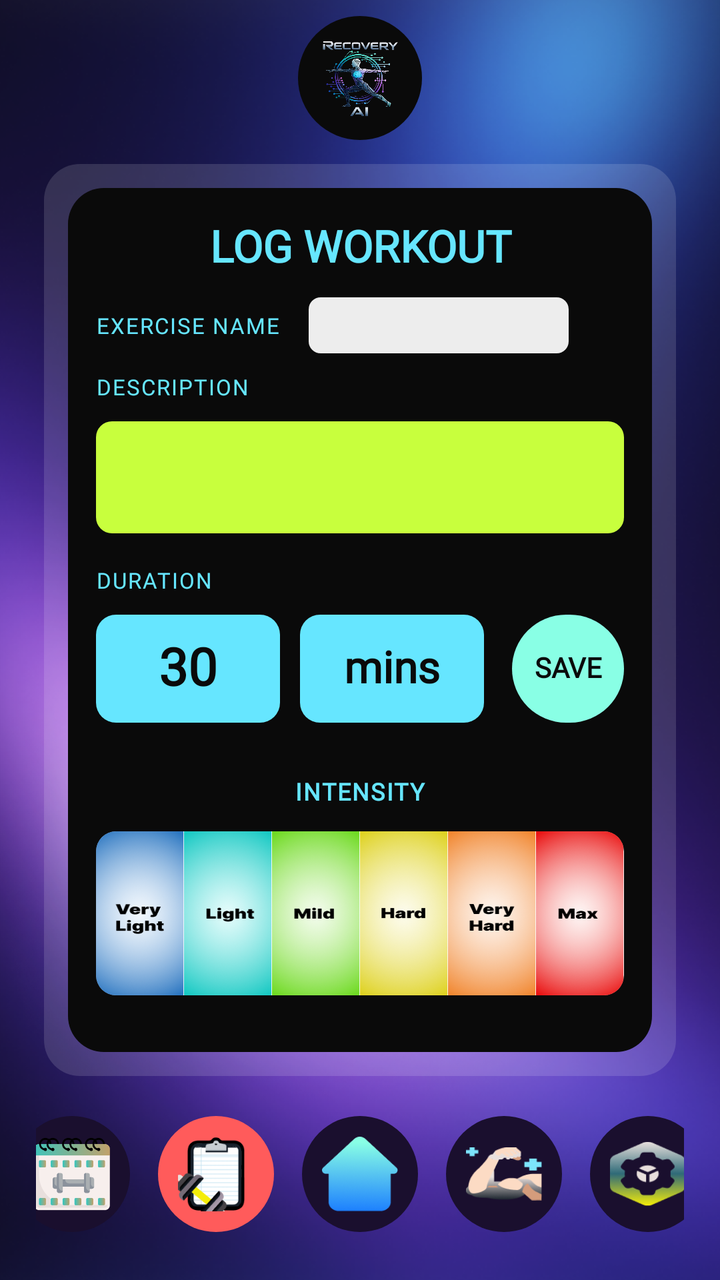
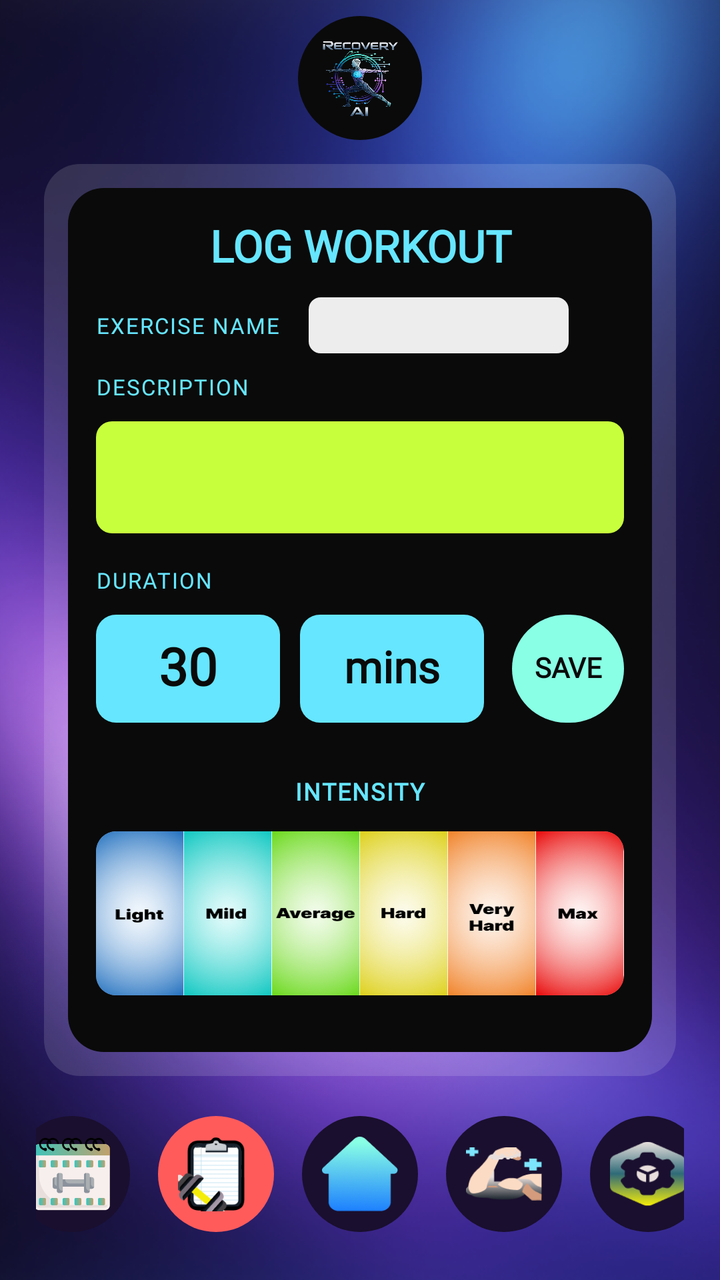

The first picture is an Android layout as it rendered before a commit; the second is the same layout after the commit. The layout source and the unified diff follow.
<!-- AndroidManifest.xml: application theme Theme.RecoveryAI -->
<!-- res/layout/workout_log_screen.xml -->
<?xml version="1.0" encoding="utf-8"?>
<androidx.constraintlayout.widget.ConstraintLayout
    xmlns:android="http://schemas.android.com/apk/res/android"
    xmlns:app="http://schemas.android.com/apk/res-auto"
    android:layout_width="match_parent"
    android:layout_height="match_parent">


    <ImageView
        android:id="@+id/bg"
        android:layout_width="0dp"
        android:layout_height="0dp"
        android:scaleType="centerCrop"
        android:src="@drawable/bg_auth"
        app:layout_constraintTop_toTopOf="parent"
        app:layout_constraintBottom_toBottomOf="parent"
        app:layout_constraintStart_toStartOf="parent"
        app:layout_constraintEnd_toEndOf="parent"/>


    <FrameLayout
        android:id="@+id/logoCircle"
        android:layout_width="62dp"
        android:layout_height="62dp"
        android:background="@drawable/logo_circle_black"
        android:padding="8dp"
        android:layout_marginTop="8dp"
        app:layout_constraintTop_toTopOf="parent"
        app:layout_constraintTop_margin="36dp"
        app:layout_constraintStart_toStartOf="parent"
        app:layout_constraintEnd_toEndOf="parent">

        <ImageView
            android:id="@+id/imgLogo"
            android:layout_width="match_parent"
            android:layout_height="match_parent"
            android:src="@drawable/ic_launcher_logo"
            android:scaleType="fitCenter"/>
    </FrameLayout>


    <FrameLayout
        android:id="@+id/glassCard"
        android:layout_width="0dp"
        android:layout_height="0dp"
        android:layout_marginStart="22dp"
        android:layout_marginEnd="22dp"
        android:layout_marginTop="12dp"
        android:layout_marginBottom="12dp"
        android:background="@drawable/bg_glass"
        app:layout_constraintTop_toBottomOf="@id/logoCircle"
        app:layout_constraintBottom_toTopOf="@id/bottomNav"
        app:layout_constraintStart_toStartOf="parent"
        app:layout_constraintEnd_toEndOf="parent">

        <androidx.constraintlayout.widget.ConstraintLayout
            android:layout_width="match_parent"
            android:layout_height="match_parent"
            android:padding="12dp">

            <androidx.constraintlayout.widget.ConstraintLayout
                android:id="@+id/panel"
                android:layout_width="0dp"
                android:layout_height="0dp"
                android:background="@drawable/panel_black"
                android:padding="14dp"
                app:layout_constraintTop_toTopOf="parent"
                app:layout_constraintBottom_toBottomOf="parent"
                app:layout_constraintStart_toStartOf="parent"
                app:layout_constraintEnd_toEndOf="parent">

                
                <TextView
                    android:id="@+id/title"
                    android:layout_width="0dp"
                    android:layout_height="wrap_content"
                    android:text="LOG WORKOUT"
                    android:textColor="#66E6FF"
                    android:textSize="22sp"
                    android:textStyle="bold"
                    android:fontFamily="@font/inter_extrabold"
                    android:gravity="center"
                    app:layout_constraintTop_toTopOf="parent"
                    app:layout_constraintStart_toStartOf="parent"
                    app:layout_constraintEnd_toEndOf="parent" />

                
                <TextView
                    android:id="@+id/exerciseNameLabel"
                    android:layout_width="wrap_content"
                    android:layout_height="wrap_content"
                    android:layout_marginTop="18dp"
                    android:text="EXERCISE NAME"
                    android:textColor="#66E6FF"
                    android:textSize="11sp"
                    android:letterSpacing="0.06"
                    android:fontFamily="@font/inter_bold"
                    app:layout_constraintTop_toBottomOf="@id/title"
                    app:layout_constraintStart_toStartOf="parent" />

                
                <EditText
                    android:id="@+id/etExerciseName"
                    android:layout_width="130dp"
                    android:layout_height="28dp"
                    android:layout_marginStart="14dp"
                    android:background="@drawable/input_white_box"
                    android:hint=""
                    android:textColor="#0A0A0A"
                    android:textSize="12sp"
                    android:fontFamily="@font/inter_bold"
                    android:gravity="center_vertical"
                    android:paddingStart="10dp"
                    android:paddingEnd="10dp"
                    android:singleLine="true"
                    android:inputType="text"
                    android:includeFontPadding="false"
                    app:layout_constraintTop_toTopOf="@id/exerciseNameLabel"
                    app:layout_constraintBottom_toBottomOf="@id/exerciseNameLabel"
                    app:layout_constraintStart_toEndOf="@id/exerciseNameLabel" />

                
                <TextView
                    android:id="@+id/descriptionLabel"
                    android:layout_width="wrap_content"
                    android:layout_height="wrap_content"
                    android:layout_marginTop="16dp"
                    android:text="DESCRIPTION"
                    android:textColor="#66E6FF"
                    android:textSize="11sp"
                    android:letterSpacing="0.06"
                    android:fontFamily="@font/inter_bold"
                    app:layout_constraintTop_toBottomOf="@id/exerciseNameLabel"
                    app:layout_constraintStart_toStartOf="parent" />

                
                <EditText
                    android:id="@+id/etDescription"
                    android:layout_width="0dp"
                    android:layout_height="56dp"
                    android:layout_marginTop="10dp"
                    android:background="@drawable/input_lime_box"
                    android:hint=""
                    android:textColor="#0A0A0A"
                    android:textSize="12sp"
                    android:fontFamily="@font/inter_bold"
                    android:gravity="top|start"
                    android:paddingStart="12dp"
                    android:paddingEnd="12dp"
                    android:paddingTop="10dp"
                    android:paddingBottom="10dp"
                    android:inputType="textMultiLine"
                    android:includeFontPadding="false"
                    app:layout_constraintTop_toBottomOf="@id/descriptionLabel"
                    app:layout_constraintStart_toStartOf="parent"
                    app:layout_constraintEnd_toEndOf="parent" />

                
                <TextView
                    android:id="@+id/durationLabel"
                    android:layout_width="wrap_content"
                    android:layout_height="wrap_content"
                    android:layout_marginTop="16dp"
                    android:text="DURATION"
                    android:textColor="#66E6FF"
                    android:textSize="11sp"
                    android:letterSpacing="0.06"
                    android:fontFamily="@font/inter_bold"
                    app:layout_constraintTop_toBottomOf="@id/etDescription"
                    app:layout_constraintStart_toStartOf="parent" />

                <LinearLayout
                    android:id="@+id/durationRow"
                    android:layout_width="0dp"
                    android:layout_height="54dp"
                    android:layout_marginTop="10dp"
                    android:orientation="horizontal"
                    app:layout_constraintTop_toBottomOf="@id/durationLabel"
                    app:layout_constraintStart_toStartOf="parent"
                    app:layout_constraintEnd_toEndOf="parent">

                    
                    <FrameLayout
                        android:id="@+id/durationValueWrap"
                        android:layout_width="92dp"
                        android:layout_height="match_parent">

                        <View
                            android:layout_width="match_parent"
                            android:layout_height="match_parent"
                            android:background="@drawable/metric_cyan_box" />

                        <EditText
                            android:id="@+id/etDurationValue"
                            android:layout_width="match_parent"
                            android:layout_height="match_parent"
                            android:background="@null"
                            android:text="30"
                            android:textColor="#0A0A0A"
                            android:textStyle="bold"
                            android:textSize="26sp"
                            android:fontFamily="@font/inter_extrabold"
                            android:gravity="center"
                            android:singleLine="true"
                            android:inputType="number"
                            android:includeFontPadding="false"
                            android:paddingStart="10dp"
                            android:paddingEnd="10dp" />
                    </FrameLayout>

                    <Space
                        android:layout_width="10dp"
                        android:layout_height="1dp" />

                    
                    <FrameLayout
                        android:id="@+id/durationUnitWrap"
                        android:layout_width="92dp"
                        android:layout_height="match_parent">

                        <View
                            android:layout_width="match_parent"
                            android:layout_height="match_parent"
                            android:background="@drawable/metric_cyan_box" />

                        <TextView
                            android:id="@+id/durationUnit"
                            android:layout_width="match_parent"
                            android:layout_height="match_parent"
                            android:text="mins"
                            android:textColor="#0A0A0A"
                            android:textStyle="bold"
                            android:textSize="22sp"
                            android:fontFamily="@font/inter_extrabold"
                            android:gravity="center"
                            android:includeFontPadding="false" />
                    </FrameLayout>

                    <Space
                        android:layout_width="14dp"
                        android:layout_height="1dp" />

                    
                    <FrameLayout
                        android:id="@+id/saveDurationWrap"
                        android:layout_width="0dp"
                        android:layout_height="match_parent"
                        android:layout_weight="1">

                        <Button
                            android:id="@+id/btnSaveDuration"
                            android:layout_width="match_parent"
                            android:layout_height="match_parent"
                            android:text=""
                            android:background="@drawable/save_pill_workout"
                            android:stateListAnimator="@null"
                            android:includeFontPadding="false"
                            app:backgroundTint="@null" />

                        <TextView
                            android:id="@+id/saveDurationLabel"
                            android:layout_width="match_parent"
                            android:layout_height="match_parent"
                            android:text="SAVE"
                            android:textColor="#0A0A0A"
                            android:textStyle="bold"
                            android:textSize="14sp"
                            android:fontFamily="@font/inter_extrabold"
                            android:gravity="center"
                            android:includeFontPadding="false"
                            android:clickable="false"
                            android:focusable="false" />
                    </FrameLayout>

                </LinearLayout>

                
                <TextView
                    android:id="@+id/intensityLabel"
                    android:layout_width="wrap_content"
                    android:layout_height="wrap_content"
                    android:layout_marginTop="26dp"
                    android:text="INTENSITY"
                    android:textColor="#66E6FF"
                    android:textSize="12sp"
                    android:textStyle="bold"
                    android:fontFamily="@font/inter_bold"
                    android:letterSpacing="0.06"
                    app:layout_constraintTop_toBottomOf="@id/durationRow"
                    app:layout_constraintStart_toStartOf="parent"
                    app:layout_constraintEnd_toEndOf="parent" />

                
                <androidx.cardview.widget.CardView
                    android:id="@+id/intensityCard"
                    android:layout_width="0dp"
                    android:layout_height="82dp"
                    android:layout_marginTop="12dp"
                    app:cardCornerRadius="10dp"
                    app:cardElevation="0dp"
                    app:cardUseCompatPadding="false"
                    app:layout_constraintTop_toBottomOf="@id/intensityLabel"
                    app:layout_constraintStart_toStartOf="parent"
                    app:layout_constraintEnd_toEndOf="parent">

                    <LinearLayout
                        android:id="@+id/intensityRow"
                        android:layout_width="match_parent"
                        android:layout_height="match_parent"
                        android:orientation="horizontal"
                        android:weightSum="6">

                        <ImageView
                            android:id="@+id/intensityVeryLight"
                            android:layout_width="0dp"
                            android:layout_height="match_parent"
                            android:layout_weight="1"
                            android:src="@drawable/intensity_very_light"
                            android:scaleType="fitXY"
                            android:contentDescription="@null" />

                        <ImageView
                            android:id="@+id/intensityLight"
                            android:layout_width="0dp"
                            android:layout_height="match_parent"
                            android:layout_weight="1"
                            android:src="@drawable/intensity_light"
                            android:scaleType="fitXY"
                            android:contentDescription="@null" />

                        <ImageView
                            android:id="@+id/intensityMild"
                            android:layout_width="0dp"
                            android:layout_height="match_parent"
                            android:layout_weight="1"
                            android:src="@drawable/intensity_mild"
                            android:scaleType="fitXY"
                            android:contentDescription="@null" />

                        <ImageView
                            android:id="@+id/intensityHard"
                            android:layout_width="0dp"
                            android:layout_height="match_parent"
                            android:layout_weight="1"
                            android:src="@drawable/intensity_hard"
                            android:scaleType="fitXY"
                            android:contentDescription="@null" />

                        <ImageView
                            android:id="@+id/intensityVeryHard"
                            android:layout_width="0dp"
                            android:layout_height="match_parent"
                            android:layout_weight="1"
                            android:src="@drawable/intensity_very_hard"
                            android:scaleType="fitXY"
                            android:contentDescription="@null" />

                        <ImageView
                            android:id="@+id/intensityMax"
                            android:layout_width="0dp"
                            android:layout_height="match_parent"
                            android:layout_weight="1"
                            android:src="@drawable/intensity_max"
                            android:scaleType="fitXY"
                            android:contentDescription="@null" />
                    </LinearLayout>

                </androidx.cardview.widget.CardView>

                
                <Button
                    android:id="@+id/btnSaveIntensity"
                    android:layout_width="90dp"
                    android:layout_height="54dp"
                    android:text=""
                    android:background="@drawable/save_pill_workout"
                    android:stateListAnimator="@null"
                    android:includeFontPadding="false"
                    app:backgroundTint="@null"
                    android:layout_marginTop="22dp"
                    app:layout_constraintTop_toBottomOf="@id/intensityCard"
                    app:layout_constraintStart_toStartOf="parent"
                    app:layout_constraintEnd_toEndOf="parent" />

                <TextView
                    android:id="@+id/saveIntensityLabel"
                    android:layout_width="90dp"
                    android:layout_height="46dp"
                    android:text="SAVE"
                    android:textColor="#0A0A0A"
                    android:textStyle="bold"
                    android:textSize="14sp"
                    android:fontFamily="@font/inter_extrabold"
                    android:gravity="center"
                    android:includeFontPadding="false"
                    android:clickable="false"
                    android:focusable="false"
                    app:layout_constraintTop_toTopOf="@id/btnSaveIntensity"
                    app:layout_constraintBottom_toBottomOf="@id/btnSaveIntensity"
                    app:layout_constraintStart_toStartOf="@id/btnSaveIntensity"
                    app:layout_constraintEnd_toEndOf="@id/btnSaveIntensity" />

            </androidx.constraintlayout.widget.ConstraintLayout>

        </androidx.constraintlayout.widget.ConstraintLayout>
    </FrameLayout>

    
    <LinearLayout
        android:id="@+id/bottomNav"
        android:layout_width="0dp"
        android:layout_height="74dp"
        android:layout_marginStart="18dp"
        android:layout_marginEnd="18dp"
        android:layout_marginBottom="16dp"
        android:gravity="center"
        android:orientation="horizontal"
        app:layout_constraintBottom_toBottomOf="parent"
        app:layout_constraintStart_toStartOf="parent"
        app:layout_constraintEnd_toEndOf="parent">

        <FrameLayout
            android:layout_width="58dp"
            android:layout_height="58dp"
            android:background="@drawable/nav_circle_bg"
            android:padding="6dp">
            <ImageView
                android:layout_width="match_parent"
                android:layout_height="match_parent"
                android:src="@drawable/nav_calendar"
                android:scaleType="centerCrop" />
        </FrameLayout>

        <Space android:layout_width="14dp" android:layout_height="1dp"/>

        <FrameLayout
            android:layout_width="58dp"
            android:layout_height="58dp"
            android:background="@drawable/nav_circle_active_red"
            android:padding="10dp">
            <ImageView
                android:layout_width="match_parent"
                android:layout_height="match_parent"
                android:src="@drawable/nav_clipboard_active"
                android:scaleType="fitCenter" />
        </FrameLayout>

        <Space android:layout_width="14dp" android:layout_height="1dp"/>

        <FrameLayout
            android:layout_width="58dp"
            android:layout_height="58dp"
            android:background="@drawable/nav_circle_bg"
            android:padding="10dp">
            <ImageView
                android:layout_width="match_parent"
                android:layout_height="match_parent"
                android:src="@drawable/nav_home"
                android:scaleType="fitCenter" />
        </FrameLayout>

        <Space android:layout_width="14dp" android:layout_height="1dp"/>

        <FrameLayout
            android:layout_width="58dp"
            android:layout_height="58dp"
            android:background="@drawable/nav_circle_bg"
            android:padding="10dp">
            <ImageView
                android:layout_width="match_parent"
                android:layout_height="match_parent"
                android:src="@drawable/nav_arm"
                android:scaleType="fitCenter" />
        </FrameLayout>

        <Space android:layout_width="14dp" android:layout_height="1dp"/>

        <FrameLayout
            android:layout_width="58dp"
            android:layout_height="58dp"
            android:background="@drawable/nav_circle_bg"
            android:padding="10dp">
            <ImageView
                android:layout_width="match_parent"
                android:layout_height="match_parent"
                android:src="@drawable/nav_hex"
                android:scaleType="fitCenter" />
        </FrameLayout>

    </LinearLayout>

</androidx.constraintlayout.widget.ConstraintLayout>
<!-- resources referenced by this layout -->
<resources>
  <!-- drawable bg_auth: png bitmap (drawable, 740075 bytes) -->
  <!-- drawable bg_glass (drawable) -->
  <?xml version="1.0" encoding="utf-8"?>
  <shape xmlns:android="http://schemas.android.com/apk/res/android">
      <solid android:color="#22FFFFFF"/>
      <corners android:radius="18dp"/>
  </shape>
  <!-- drawable ic_launcher_logo: png bitmap (drawable, 552614 bytes) -->
  <!-- drawable input_lime_box (drawable) -->
  <?xml version="1.0" encoding="utf-8"?>
  <shape xmlns:android="http://schemas.android.com/apk/res/android">
      <solid android:color="#C8FF3D"/>
      <corners android:radius="8dp"/>
  </shape>
  <!-- drawable input_white_box (drawable) -->
  <?xml version="1.0" encoding="utf-8"?>
  <shape xmlns:android="http://schemas.android.com/apk/res/android">
      <solid android:color="#EDEDED"/>
      <corners android:radius="6dp"/>
  </shape>
  <!-- drawable intensity_hard: png bitmap (drawable, 55461 bytes) -->
  <!-- drawable intensity_light: png bitmap (drawable, 55101 bytes) -->
  <!-- drawable intensity_max: png bitmap (drawable, 61127 bytes) -->
  <!-- drawable intensity_mild: png bitmap (drawable, 56453 bytes) -->
  <!-- drawable intensity_very_hard: png bitmap (drawable, 57545 bytes) -->
  <!-- drawable intensity_very_light: png bitmap (drawable, 61976 bytes) -->
  <!-- drawable logo_circle_black (drawable) -->
  <?xml version="1.0" encoding="utf-8"?>
  <shape xmlns:android="http://schemas.android.com/apk/res/android"
      android:shape="oval">
      <solid android:color="#0A0A0A"/>
  </shape>
  <!-- drawable metric_cyan_box (drawable) -->
  <?xml version="1.0" encoding="utf-8"?>
  <shape xmlns:android="http://schemas.android.com/apk/res/android">
      <solid android:color="#66E6FF"/>
      <corners android:radius="10dp"/>
  </shape>
  <!-- drawable nav_arm: png bitmap (drawable, 5585 bytes) -->
  <!-- drawable nav_calendar: png bitmap (drawable, 25909 bytes) -->
  <!-- drawable nav_circle_active_red (drawable) -->
  <?xml version="1.0" encoding="utf-8"?>
  <shape xmlns:android="http://schemas.android.com/apk/res/android"
      android:shape="oval">
      <solid android:color="#FF5B5B"/>
  </shape>
  <!-- drawable nav_circle_bg (drawable) -->
  <?xml version="1.0" encoding="utf-8"?>
  <shape xmlns:android="http://schemas.android.com/apk/res/android"
      android:shape="oval">
      <solid android:color="#1A0F2E"/>
  </shape>
  <!-- drawable nav_clipboard_active: png bitmap (drawable, 7211 bytes) -->
  <!-- drawable nav_hex: png bitmap (drawable, 6838 bytes) -->
  <!-- drawable nav_home: png bitmap (drawable, 12772 bytes) -->
  <!-- drawable panel_black (drawable) -->
  <?xml version="1.0" encoding="utf-8"?>
  <shape xmlns:android="http://schemas.android.com/apk/res/android">
      <solid android:color="#0A0A0A"/>
      <corners android:radius="18dp"/>
  </shape>
  <!-- drawable save_pill_workout (drawable) -->
  <?xml version="1.0" encoding="utf-8"?>
  <shape xmlns:android="http://schemas.android.com/apk/res/android">
      <corners android:radius="28dp"/>
  
      <gradient
          android:type="linear"
          android:angle="0"
          android:startColor="#89FFE5"
          android:endColor="#89FFE5" />
  </shape>
  <style name="Theme.RecoveryAI" parent="Theme.Material3.DayNight.NoActionBar">
  
      </style>
</resources>

<!-- the commit's change to res/layout/workout_log_screen.xml (unified diff, before → after) -->
@@ -315,7 +315,7 @@
                             android:layout_width="0dp"
                             android:layout_height="match_parent"
                             android:layout_weight="1"
-                            android:src="@drawable/intensity_very_light"
+                            android:src="@drawable/intensity_light"
                             android:scaleType="fitXY"
                             android:contentDescription="@null" />
 
@@ -324,7 +324,7 @@
                             android:layout_width="0dp"
                             android:layout_height="match_parent"
                             android:layout_weight="1"
-                            android:src="@drawable/intensity_light"
+                            android:src="@drawable/intensity_mild"
                             android:scaleType="fitXY"
                             android:contentDescription="@null" />
 
@@ -333,7 +333,7 @@
                             android:layout_width="0dp"
                             android:layout_height="match_parent"
                             android:layout_weight="1"
-                            android:src="@drawable/intensity_mild"
+                            android:src="@drawable/intensity_average"
                             android:scaleType="fitXY"
                             android:contentDescription="@null" />
 
<!-- resource entries referenced after the edit -->
@@ -20,12 +20,12 @@
       <solid android:color="#EDEDED"/>
       <corners android:radius="6dp"/>
   </shape>
+  <!-- drawable intensity_average: png bitmap (drawable, 58241 bytes) -->
   <!-- drawable intensity_hard: png bitmap (drawable, 55461 bytes) -->
-  <!-- drawable intensity_light: png bitmap (drawable, 55101 bytes) -->
+  <!-- drawable intensity_light: png bitmap (drawable, 60543 bytes) -->
   <!-- drawable intensity_max: png bitmap (drawable, 61127 bytes) -->
-  <!-- drawable intensity_mild: png bitmap (drawable, 56453 bytes) -->
+  <!-- drawable intensity_mild: png bitmap (drawable, 54633 bytes) -->
   <!-- drawable intensity_very_hard: png bitmap (drawable, 57545 bytes) -->
-  <!-- drawable intensity_very_light: png bitmap (drawable, 61976 bytes) -->
   <!-- drawable logo_circle_black (drawable) -->
   <?xml version="1.0" encoding="utf-8"?>
   <shape xmlns:android="http://schemas.android.com/apk/res/android"
